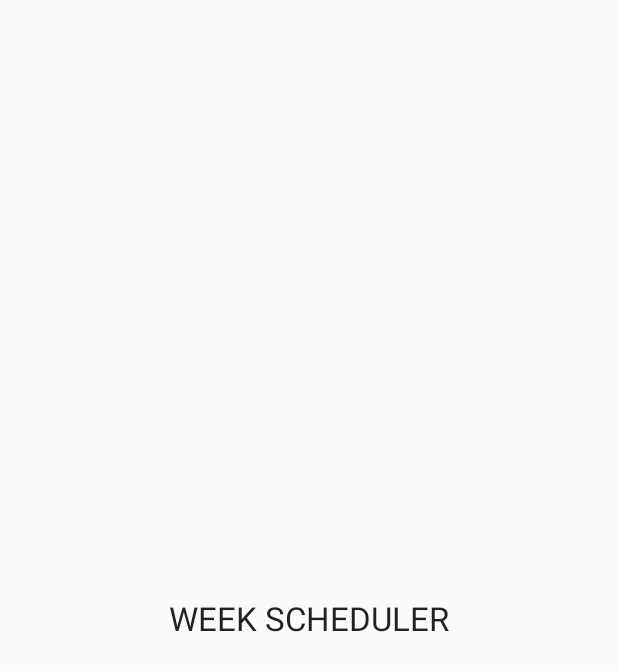
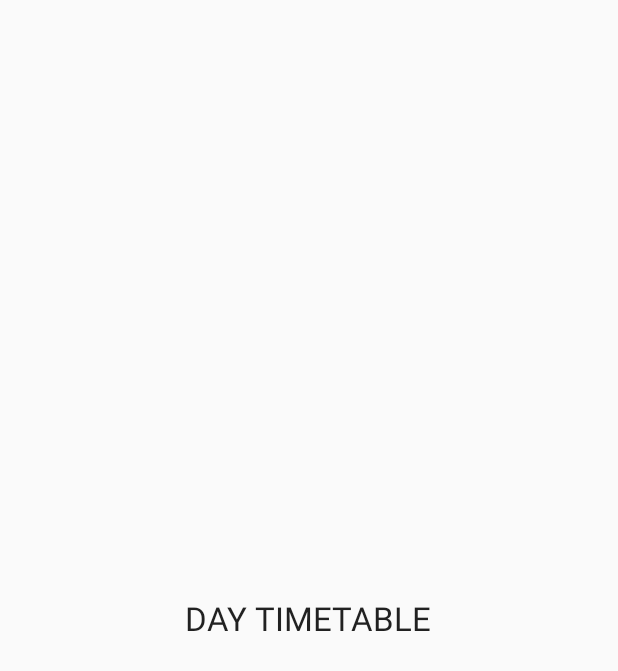
Before and after one commit to lozenia64/TimeCircle, an Android app: the TabActivity_1 screen opened directly, with no data from a screen before it, on a phone screen of 412 x 824 dp. Shown: the top 671 px of the screen. Run offline under Robolectric (Android 15) with nearby library versions, the phone set to English and light mode, and no system bars.

Commit message:
DAY TIMETABLE

```diff
--- a/app/src/main/res/layout/activity_tab_activity_1.xml
+++ b/app/src/main/res/layout/activity_tab_activity_1.xml
@@ -11,7 +11,7 @@
         android:layout_height="wrap_content"
         android:layout_centerHorizontal="true"
         android:layout_centerVertical="true"
-        android:text="WEEK SCHEDULER"
+        android:text="DAY TIMETABLE"
         android:textAppearance="?android:attr/textAppearanceLarge" />
 
 </RelativeLayout>
```
